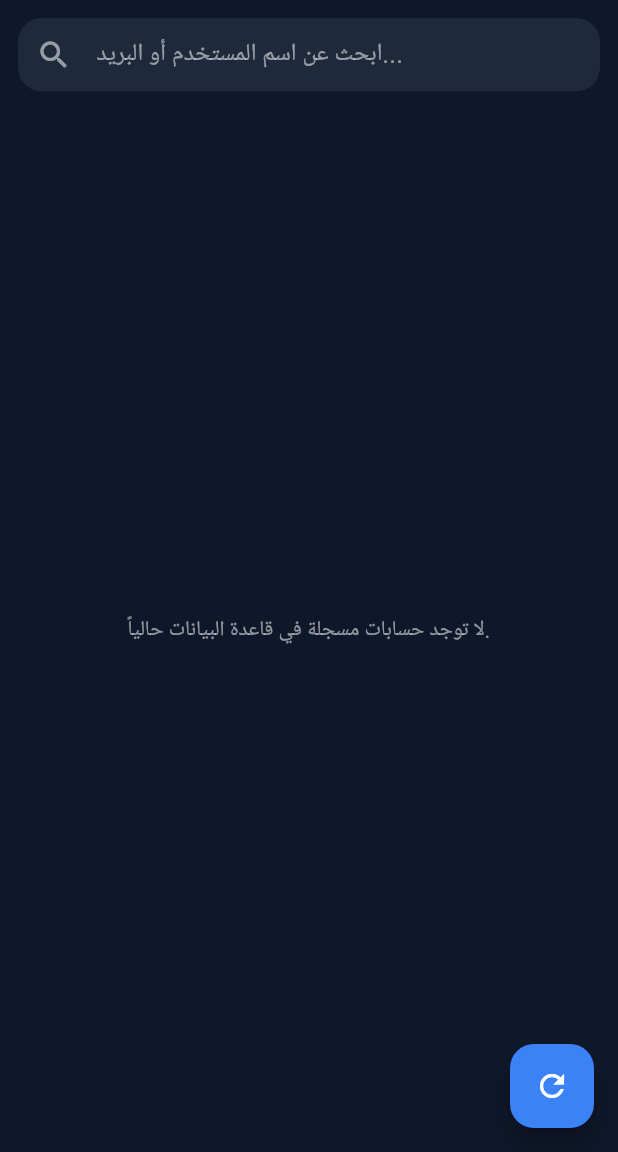
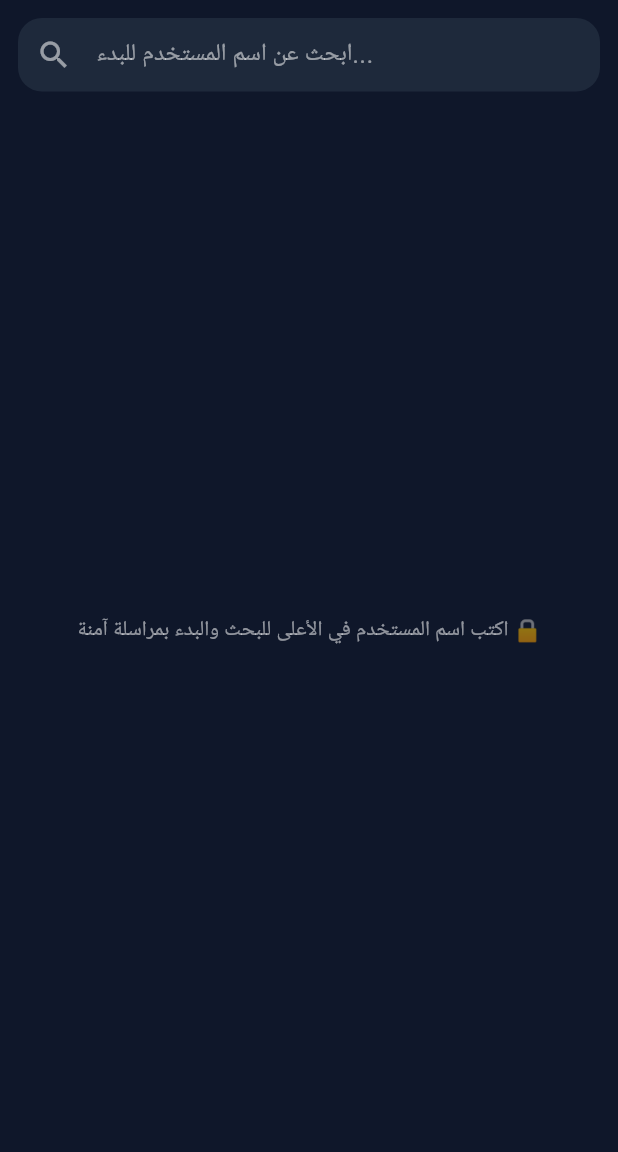
Before and after one commit to JOKERegy0/Chat_App, a Flutter app: the screen it shows once a user with an empty profile is signed in, on a phone screen of 412 x 824 dp, the part 84-1236 px from its top. Run offline on Flutter 3.47's test engine with Material 3 defaults, Android fonts, the phone set to English and light mode, and no system bars; our stand-ins replace image_picker, sqflite, supabase_flutter; accounts and stored records are empty.

Commit message:
Update user search to utilize Core API service
Refactor user search functionality to use Core API service and improve loading states.

```diff
--- a/lib/views/chats_list_screen.dart
+++ b/lib/views/chats_list_screen.dart
@@ -1,5 +1,6 @@
 import 'package:flutter/material.dart';
 import 'package:supabase_flutter/supabase_flutter.dart';
+import '../services/core_api_service.dart'; // استدعاء خدمة السيرفر المركزي للبحث
 import 'chat_room_screen.dart';
 import 'profile_screen.dart';
 
@@ -11,8 +12,7 @@ class ChatsListScreen extends StatefulWidget {
 }
 
 class _ChatsListScreenState extends State<ChatsListScreen> {
-  List _allUsers = [];
-  List _filteredUsers = [];
+  List _searchResults = []; // النتائج المستلمة حصراً من السيرفر المركزي
   bool _isLoading = false;
   String _errorMessage = '';
   final TextEditingController _searchController = TextEditingController();
@@ -20,57 +20,51 @@ class _ChatsListScreenState extends State<ChatsListScreen> {
   @override
   void initState() {
     super.initState();
-    _fetchUsers();
-    _searchController.addListener(_onSearchChanged);
+    _searchController.addListener(_onSearchQueryChanged);
   }
 
-  Future<void> _fetchUsers() async {
+  // 🔍 البحث الذكي الموجه مباشرة عبر السيرفر المركزي (Core Server)
+  Future<void> _onSearchQueryChanged() async {
+    final query = _searchController.text.trim();
+
+    // لو خانة البحث فارغة، نفرغ القائمة فوراً لضمان عدم ظهور أي مستخدمين عشوائياً
+    if (query.isEmpty) {
+      setState(() {
+        _searchResults = [];
+        _isLoading = false;
+      });
+      return;
+    }
+
     setState(() {
       _isLoading = true;
       _errorMessage = '';
     });
 
     try {
-      final currentUserId = Supabase.instance.client.auth.currentUser?.id;
+      // جلب اسم المستخدم الحالي للتأكد من استبعاده من نتائج البحث
+      final currentUser = Supabase.instance.client.auth.currentUser;
+      final currentUsername = currentUser?.userMetadata?['username'] ?? '';
 
-      // جلب الحسابات مباشرة من جدول profiles
-      final response = await Supabase.instance.client
-          .from('profiles')
-          .select();
+      // مخاطبة السيرفر المركزي لجلب نتائج البحث فقط بأمان تام
+      final results = await CoreApiService.searchUsers(
+        searchQuery: query,
+        currentUsername: currentUsername,
+      );
 
       setState(() {
-        if (response is List) {
-          _allUsers = response;
-          _filteredUsers = _allUsers.where((user) => user['id'] != currentUserId).toList();
-        } else {
-          _allUsers = [];
-          _filteredUsers = [];
-        }
+        _searchResults = results;
       });
     } catch (e) {
       setState(() {
-        _errorMessage = 'خطأ في جلب الحسابات: $e';
+        _errorMessage = 'خطأ في الاتصال بنظام البحث المركزي: $e';
       });
-      print('Error fetching users: $e');
+      print('Search Error: $e');
     } finally {
       setState(() {
         _isLoading = false;
       });
     }
-  }
-
-  void _onSearchChanged() {
-    final query = _searchController.text.toLowerCase().trim();
-    final currentUserId = Supabase.instance.client.auth.currentUser?.id;
-
-    setState(() {
-      _filteredUsers = _allUsers.where((user) {
-        if (user['id'] == currentUserId) return false;
-        final username = (user['username'] ?? '').toString().toLowerCase();
-        final email = (user['email'] ?? '').toString().toLowerCase();
-        return username.contains(query) || email.contains(query);
-      }).toList();
-    });
   }
 
   @override
@@ -116,9 +110,17 @@ class _ChatsListScreenState extends State<ChatsListScreen> {
               controller: _searchController,
               style: const TextStyle(color: Colors.white),
               decoration: InputDecoration(
-                hintText: 'ابحث عن اسم المستخدم أو البريد...',
+                hintText: 'ابحث عن اسم المستخدم للبدء...',
                 hintStyle: const TextStyle(color: Colors.white54),
                 prefixIcon: const Icon(Icons.search, color: Colors.white54),
+                suffixIcon: _searchController.text.isNotEmpty
+                    ? IconButton(
+                        icon: const Icon(Icons.clear, color: Colors.white54),
+                        onPressed: () {
+                          _searchController.clear();
+                        },
+                      )
+                    : null,
                 filled: true,
                 fillColor: const Color(0xFF1E293B),
                 border: OutlineInputBorder(
@@ -141,21 +143,28 @@ class _ChatsListScreenState extends State<ChatsListScreen> {
           Expanded(
             child: _isLoading
                 ? const Center(child: CircularProgressIndicator(color: Color(0xFF3B82F6)))
-                : _filteredUsers.isEmpty
-                    ? Center(
+                : _searchController.text.trim().isEmpty
+                    ? const Center(
                         child: Text(
-                          _allUsers.isEmpty
-                              ? 'لا توجد حسابات مسجلة في قاعدة البيانات حالياً.'
-                              : 'لا توجد نتائج مطابقة لبحثك.',
+                          'اكتب اسم المستخدم في الأعلى للبحث والبدء بمراسلة آمنة 🔒',
                           textAlign: TextAlign.center,
-                          style: const TextStyle(color: Colors.white54, fontSize: 14),
+                          style: TextStyle(color: Colors.white54, fontSize: 14),
+                        ),
+                      )
+                    : _searchResults.isEmpty
+                        ? const Center(
+                            child: Text(
+                              'لا توجد نتائج مطابقة لبحثك.',
+                              textAlign: TextAlign.center,
+                              style: TextStyle(color: Colors.white54, fontSize: 14),
                             ),
                           )
                         : ListView.builder(
-                        itemCount: _filteredUsers.length,
+                            itemCount: _searchResults.length,
                             itemBuilder: (context, index) {
-                          final user = _filteredUsers[index];
-                          final username = user['username'] ?? user['email'] ?? 'مستخدم KIURA';
+                              final user = _searchResults[index];
+                              final username = user['username'] ?? 'مستخدم KIURA';
+                              final userId = user['id'] ?? '';
 
                               return Container(
                                 margin: const EdgeInsets.symmetric(horizontal: 12, vertical: 4),
@@ -198,8 +207,8 @@ class _ChatsListScreenState extends State<ChatsListScreen> {
                                       context,
                                       MaterialPageRoute(
                                         builder: (context) => ChatRoomScreen(
-                                      chatId: 'chat_${user['id']}',
-                                      recipientId: user['id'],
+                                          chatId: 'chat_$userId',
+                                          recipientId: userId,
                                           recipientName: username,
                                         ),
                                       ),
@@ -212,11 +221,6 @@ class _ChatsListScreenState extends State<ChatsListScreen> {
           ),
         ],
       ),
-      floatingActionButton: FloatingActionButton(
-        backgroundColor: const Color(0xFF3B82F6),
-        child: const Icon(Icons.refresh, color: Colors.white),
-        onPressed: _fetchUsers,
-      ),
     );
   }
 }
```
Lines whose indentation alone changed are shown as unchanged.
